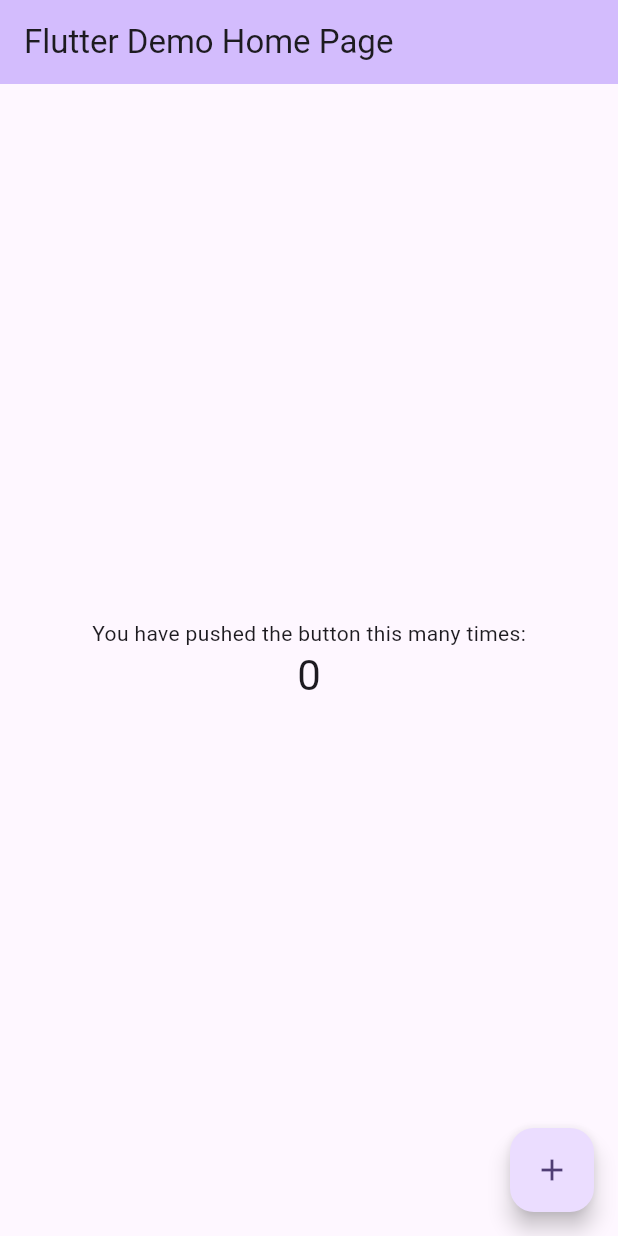
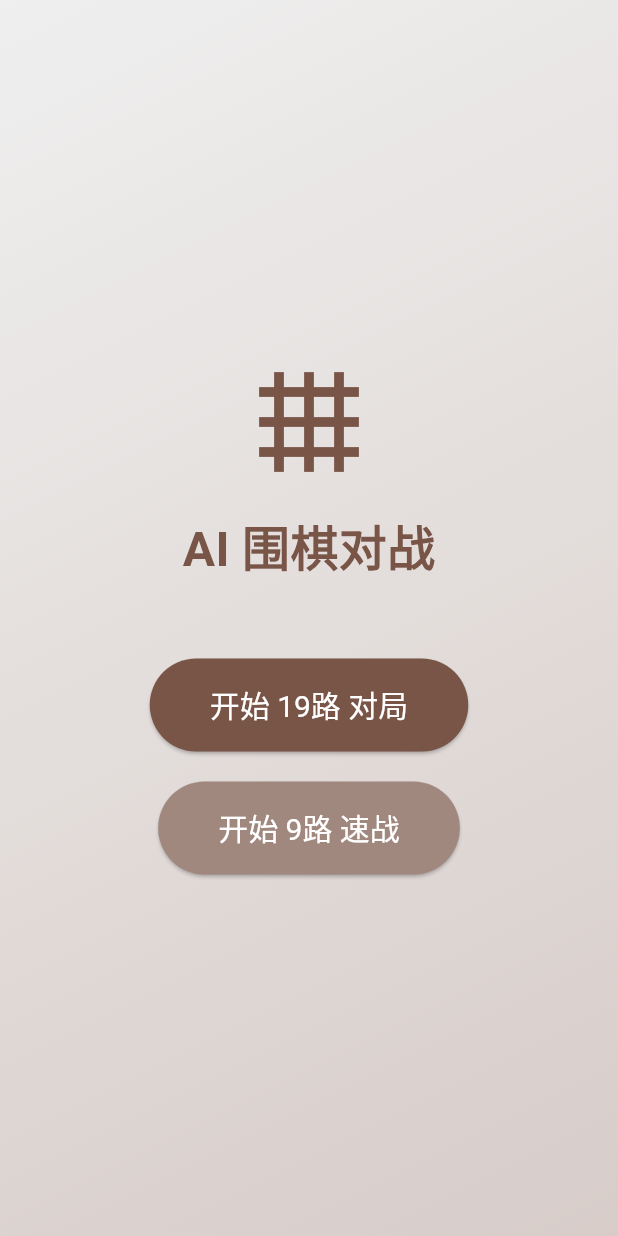
Before and after one commit to could-ai/019bc938-e58a-7d06-b8bf-24462d1dac8d, a Flutter app: the screen it shows after launch, on a phone screen of 412 x 824 dp. Run offline on Flutter 3.47's test engine with Material 3 defaults, Android fonts, the phone set to English and light mode, and no system bars.

Commit message:
Created game logic class handling board state, move validation, capturing mechanics, and turn management.; Created basic AI player that selects random valid moves with a slight delay to simulate thinking.; Created GoBoard widget with CustomPainter to draw the grid, star points, and stones with visual effects.; Created GameScreen to orchestrate the game flow, display player status, and handle user interactions.; Updated main.dart to provide a home screen with options to start 19x19 or 9x9 games.

```diff
--- a/usr/lib/main.dart
+++ b/usr/lib/main.dart
@@ -1,4 +1,5 @@
 import 'package:flutter/material.dart';
+import 'game/game_screen.dart';
 
 void main() {
   runApp(const MyApp());
@@ -7,117 +8,87 @@ void main() {
 class MyApp extends StatelessWidget {
   const MyApp({super.key});
 
-  // This widget is the root of your application.
   @override
   Widget build(BuildContext context) {
     return MaterialApp(
-      title: 'Flutter Demo',
+      title: 'AI 围棋',
       debugShowCheckedModeBanner: false,
       theme: ThemeData(
-        // This is the theme of your application.
-        //
-        // TRY THIS: Try running your application with "flutter run". You'll see
-        // the application has a purple toolbar. Then, without quitting the app,
-        // try changing the seedColor in the colorScheme below to Colors.green
-        // and then invoke "hot reload" (save your changes or press the "hot
-        // reload" button in a Flutter-supported IDE, or press "r" if you used
-        // the command line to start the app).
-        //
-        // Notice that the counter didn't reset back to zero; the application
-        // state is not lost during the reload. To reset the state, use hot
-        // restart instead.
-        //
-        // This works for code too, not just values: Most code changes can be
-        // tested with just a hot reload.
-        colorScheme: ColorScheme.fromSeed(seedColor: Colors.deepPurple),
+        colorScheme: ColorScheme.fromSeed(seedColor: Colors.brown),
+        useMaterial3: true,
       ),
       initialRoute: '/',
       routes: {
-        '/': (context) => const MyHomePage(title: 'Flutter Demo Home Page'),
+        '/': (context) => const HomePage(),
       },
     );
   }
 }
 
-class MyHomePage extends StatefulWidget {
-  const MyHomePage({super.key, required this.title});
-
-  // This widget is the home page of your application. It is stateful, meaning
-  // that it has a State object (defined below) that contains fields that affect
-  // how it looks.
-
-  // This class is the configuration for the state. It holds the values (in this
-  // case the title) provided by the parent (in this case the App widget) and
-  // used by the build method of the State. Fields in a Widget subclass are
-  // always marked "final".
-
-  final String title;
-
-  @override
-  State<MyHomePage> createState() => _MyHomePageState();
-}
-
-class _MyHomePageState extends State<MyHomePage> {
-  int _counter = 0;
-
-  void _incrementCounter() {
-    setState(() {
-      // This call to setState tells the Flutter framework that something has
-      // changed in this State, which causes it to rerun the build method below
-      // so that the display can reflect the updated values. If we changed
-      // _counter without calling setState(), then the build method would not be
-      // called again, and so nothing would appear to happen.
-      _counter++;
-    });
-  }
+class HomePage extends StatelessWidget {
+  const HomePage({super.key});
 
   @override
   Widget build(BuildContext context) {
-    // This method is rerun every time setState is called, for instance as done
-    // by the _incrementCounter method above.
-    //
-    // The Flutter framework has been optimized to make rerunning build methods
-    // fast, so that you can just rebuild anything that needs updating rather
-    // than having to individually change instances of widgets.
     return Scaffold(
-      appBar: AppBar(
-        // TRY THIS: Try changing the color here to a specific color (to
-        // Colors.amber, perhaps?) and trigger a hot reload to see the AppBar
-        // change color while the other colors stay the same.
-        backgroundColor: Theme.of(context).colorScheme.inversePrimary,
-        // Here we take the value from the MyHomePage object that was created by
-        // the App.build method, and use it to set our appbar title.
-        title: Text(widget.title),
-      ),
-      body: Center(
-        // Center is a layout widget. It takes a single child and positions it
-        // in the middle of the parent.
-        child: Column(
-          // Column is also a layout widget. It takes a list of children and
-          // arranges them vertically. By default, it sizes itself to fit its
-          // children horizontally, and tries to be as tall as its parent.
-          //
-          // Column has various properties to control how it sizes itself and
-          // how it positions its children. Here we use mainAxisAlignment to
-          // center the children vertically; the main axis here is the vertical
-          // axis because Columns are vertical (the cross axis would be
-          // horizontal).
-          //
-          // TRY THIS: Invoke "debug painting" (choose the "Toggle Debug Paint"
-          // action in the IDE, or press "p" in the console), to see the
-          // wireframe for each widget.
-          mainAxisAlignment: MainAxisAlignment.center,
-          children: <Widget>[
-            const Text('You have pushed the button this many times:'),
-            Text('$_counter', style: Theme.of(context).textTheme.headlineMedium),
-          ],
+      body: Container(
+        decoration: const BoxDecoration(
+          gradient: LinearGradient(
+            begin: Alignment.topLeft,
+            end: Alignment.bottomRight,
+            colors: [Color(0xFFEFEFEF), Color(0xFFD7CCC8)],
+          ),
+        ),
+        child: Center(
+          child: Column(
+            mainAxisAlignment: MainAxisAlignment.center,
+            children: [
+              const Icon(Icons.grid_4x4, size: 80, color: Colors.brown),
+              const SizedBox(height: 20),
+              const Text(
+                'AI 围棋对战',
+                style: TextStyle(
+                  fontSize: 32,
+                  fontWeight: FontWeight.bold,
+                  color: Colors.brown,
+                ),
+              ),
+              const SizedBox(height: 50),
+              ElevatedButton(
+                style: ElevatedButton.styleFrom(
+                  padding: const EdgeInsets.symmetric(horizontal: 40, vertical: 16),
+                  backgroundColor: Colors.brown,
+                  foregroundColor: Colors.white,
+                  textStyle: const TextStyle(fontSize: 20),
+                ),
+                onPressed: () {
+                  Navigator.push(
+                    context,
+                    MaterialPageRoute(builder: (context) => const GameScreen(boardSize: 19)),
+                  );
+                },
+                child: const Text('开始 19路 对局'),
+              ),
+              const SizedBox(height: 20),
+              ElevatedButton(
+                style: ElevatedButton.styleFrom(
+                  padding: const EdgeInsets.symmetric(horizontal: 40, vertical: 16),
+                  backgroundColor: Colors.brown.shade300,
+                  foregroundColor: Colors.white,
+                  textStyle: const TextStyle(fontSize: 20),
+                ),
+                onPressed: () {
+                  Navigator.push(
+                    context,
+                    MaterialPageRoute(builder: (context) => const GameScreen(boardSize: 9)),
+                  );
+                },
+                child: const Text('开始 9路 速战'),
+              ),
+            ],
+          ),
         ),
       ),
-      floatingActionButton: FloatingActionButton(
-        onPressed: _incrementCounter,
-        tooltip: 'Increment',
-        child: const Icon(Icons.add),
-      ), // This trailing comma makes auto-formatting nicer for build methods.
     );
   }
 }
```
Also changed, not shown: usr/lib/game/game_logic.dart (added, +198 -0 lines), usr/lib/game/game_screen.dart (added, +136 -0 lines), usr/lib/game/go_ai.dart (added, +32 -0 lines), usr/lib/game/go_board.dart (added, +167 -0 lines).
